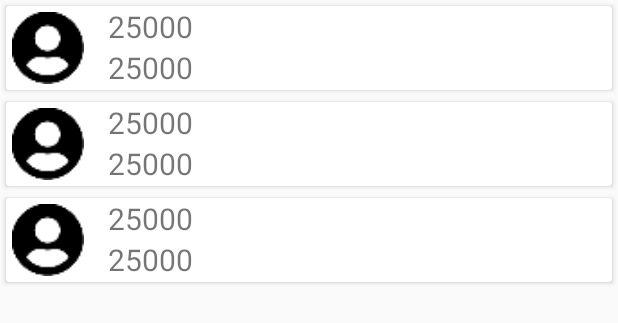
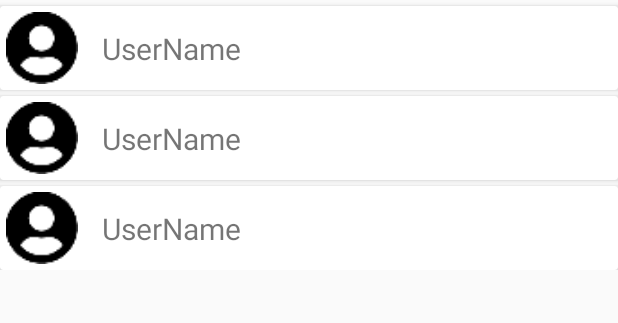
Before and after one commit to Riftar/GithubAPIApp, an Android app: the layout activity_main.xml on its own in the app's theme, with its tools: preview values and no code run, on a phone screen of 412 x 824 dp. Shown: the top 323 px of the screen. Run offline under Robolectric (Android 15) with nearby library versions, the phone set to English and light mode, and no system bars.

Commit message:
string value changes

```diff
--- a/app/src/main/java/com/riftar/githubapi/activities/MainActivity2.kt
+++ b/app/src/main/java/com/riftar/githubapi/activities/MainActivity2.kt
@@ -20,7 +20,6 @@ import com.riftar.githubapi.rest.APIClient
 import com.riftar.githubapi.viewmodel.MainActivityViewModel
 import kotlinx.android.synthetic.main.activity_main2.*
 
-private const val TAG = "debug"
 class MainActivity2 : AppCompatActivity() {
     lateinit var mainActivityViewModel: MainActivityViewModel
     lateinit var userPagedListAdapter: SearchPageListAdapter
@@ -33,7 +32,6 @@ class MainActivity2 : AppCompatActivity() {
         userPagedListAdapter = SearchPageListAdapter()
         val linearLayoutManager = LinearLayoutManager(this)
 
-        Log.d(TAG, "onCreate: tes")
         rvUsers2.layoutManager = linearLayoutManager
         rvUsers2.setHasFixedSize(true)
         rvUsers2.adapter = userPagedListAdapter
@@ -52,15 +50,12 @@ class MainActivity2 : AppCompatActivity() {
     }
 
     fun fetchData(keyword:String){
-
-        Log.d(TAG, "fetchData: ")
         mainActivityViewModel.fetchLiveUserPagedList(keyword)
         observeData()
     }
 
     private fun observeData() {
         mainActivityViewModel.userPagedList.observe(this, Observer {
-            Log.d(TAG, "onCreate: viewmodel receive data change")
             if (it != null)
             {
                 userPagedListAdapter.submitList(it)
--- a/app/src/main/java/com/riftar/githubapi/adapters/SearchPageListAdapter.kt
+++ b/app/src/main/java/com/riftar/githubapi/adapters/SearchPageListAdapter.kt
@@ -48,7 +48,6 @@ class SearchPageListAdapter : PagedListAdapter<User, RecyclerView.ViewHolder>(Us
             itemClickCallback: OnItemClickCallback?
         ){
             val tvUserName = itemView.findViewById<TextView>(R.id.tvUserName)
-            val tvNumber = itemView.findViewById<TextView>(R.id.tvNumber)
             with(itemView) {
                 Glide.with(itemView.context)
                     .load(item?.avatarUrl)
@@ -56,7 +55,6 @@ class SearchPageListAdapter : PagedListAdapter<User, RecyclerView.ViewHolder>(Us
                     .into(ivUserImage)
             }
             tvUserName.text = item?.login
-            tvNumber.text = layoutPosition.toString()
             itemView.setOnClickListener {
                 if (item != null) {
                     itemClickCallback?.onItemClicked(item)
--- a/app/src/main/java/com/riftar/githubapi/adapters/UsersAdapter.kt
+++ b/app/src/main/java/com/riftar/githubapi/adapters/UsersAdapter.kt
@@ -21,7 +21,6 @@ class UsersAdapter(items: ArrayList<User>) : RecyclerView.Adapter<UsersAdapter.V
     class ViewHolder(itemView: View) : RecyclerView.ViewHolder(itemView) {
         fun bind(item: User, position: Int) {
             val tvUserName = itemView.findViewById<TextView>(R.id.tvUserName)
-            val tvNumber = itemView.findViewById<TextView>(R.id.tvNumber)
             with(itemView) {
                 Glide.with(itemView.context)
                     .load(item.avatarUrl)
@@ -29,7 +28,6 @@ class UsersAdapter(items: ArrayList<User>) : RecyclerView.Adapter<UsersAdapter.V
                     .into(ivUserImage)
             }
             tvUserName.text = item.login
-            tvNumber.text = position.toString()
         }
 
     }
--- a/app/src/main/res/layout/item_user.xml
+++ b/app/src/main/res/layout/item_user.xml
@@ -3,7 +3,7 @@
     android:layout_width="match_parent"
     android:layout_height="wrap_content"
     xmlns:app="http://schemas.android.com/apk/res-auto"
-    android:layout_margin="4dp"
+    android:layout_marginTop ="4dp"
     android:elevation="18dp">
 
     <androidx.constraintlayout.widget.ConstraintLayout
@@ -28,20 +28,11 @@
             android:layout_height="wrap_content"
             android:layout_marginLeft="16dp"
             android:gravity="left|center"
-            android:text="25000"
+            android:text="@string/username"
             android:textSize="20dp"
             app:layout_constraintStart_toEndOf="@id/ivUserImage"
-            app:layout_constraintTop_toTopOf="parent"/>
-        <TextView
-            android:id="@+id/tvNumber"
-            android:layout_width="wrap_content"
-            android:layout_height="wrap_content"
-            android:layout_marginLeft="16dp"
-            android:gravity="left|center"
-            android:text="25000"
-            android:textSize="20dp"
-            app:layout_constraintStart_toEndOf="@id/ivUserImage"
-            app:layout_constraintTop_toBottomOf="@id/tvUserName"/>
+            app:layout_constraintTop_toTopOf="parent"
+            app:layout_constraintBottom_toBottomOf="parent"/>
 
 
     </androidx.constraintlayout.widget.ConstraintLayout>
--- a/app/src/main/res/menu/menu.xml
+++ b/app/src/main/res/menu/menu.xml
@@ -5,7 +5,7 @@
     <item
         android:id="@+id/search"
         android:icon="@drawable/ic_search"
-        android:title="Search"
+        android:title="@string/searchTitle"
         app:showAsAction="collapseActionView|always"
         app:actionViewClass="androidx.appcompat.widget.SearchView" />
 </menu>
--- a/app/src/main/res/values/strings.xml
+++ b/app/src/main/res/values/strings.xml
@@ -1,4 +1,6 @@
 <resources>
     <string name="app_name">Github API</string>
     <string name="end_of_list">This is the end of the list..</string>
+    <string name="username">UserName</string>
+    <string name="searchTitle">Search</string>
 </resources>
```
